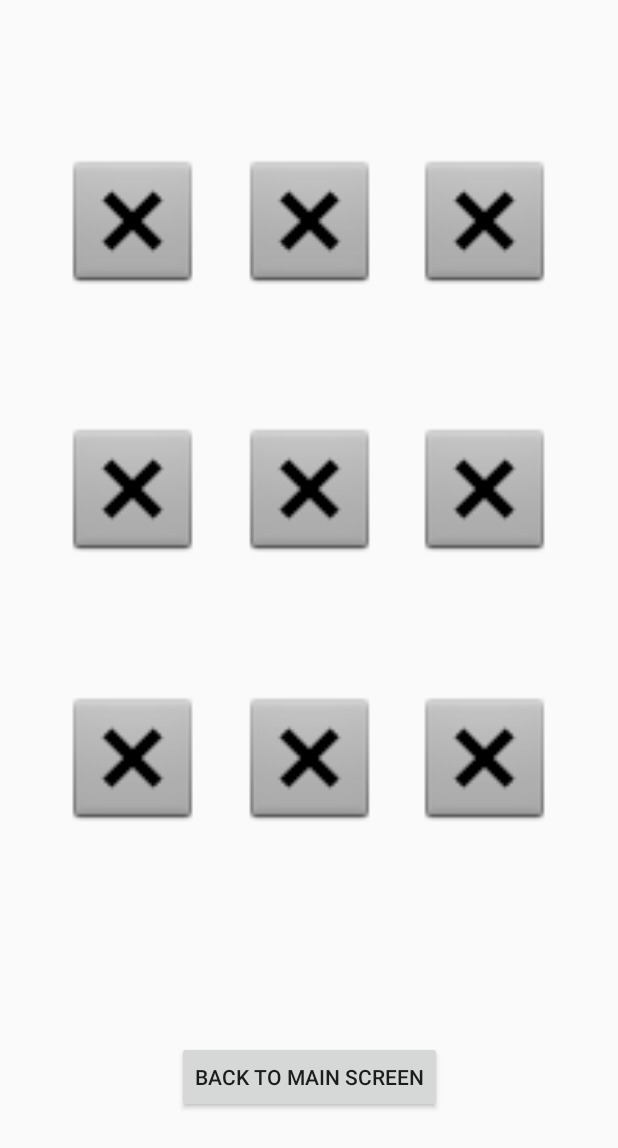
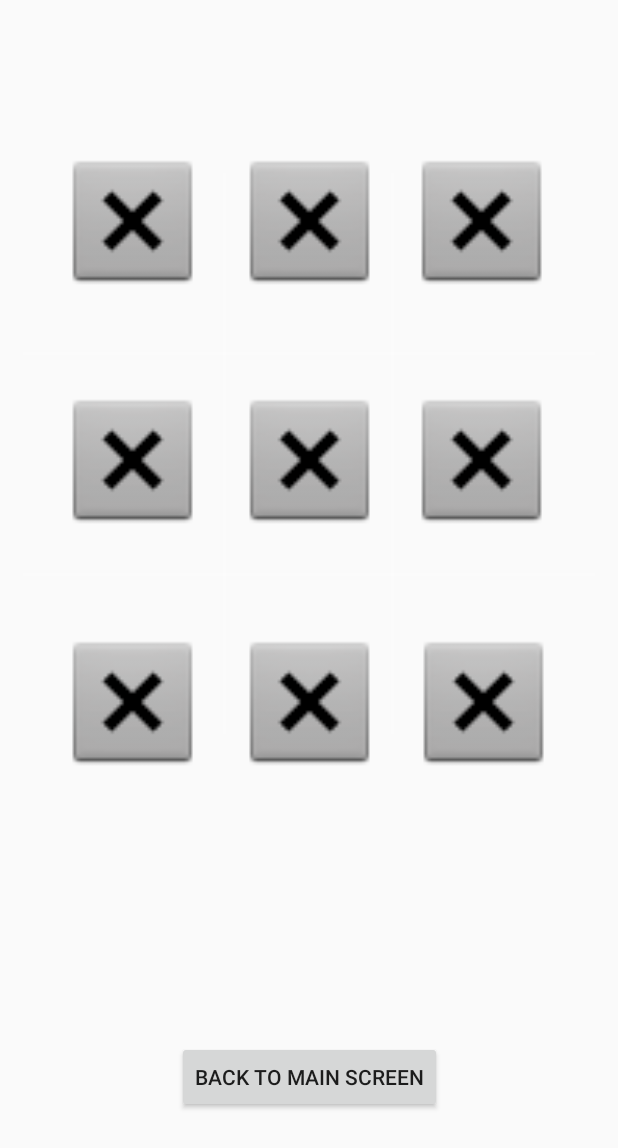
Before and after one commit to ExceptionTeam17/TicTacToe, an Android app: the fragment Fragment_Gameplay placed in its activity, on a phone screen of 412 x 824 dp. Shown: the top 1148 px of the screen. Run offline under Robolectric (Android 15) with nearby library versions, the phone set to English and light mode, and no system bars.

Commit message:
board borders

```diff
--- a/TicTacToe/app/src/main/res/layout/fragment_gameplay.xml
+++ b/TicTacToe/app/src/main/res/layout/fragment_gameplay.xml
@@ -5,70 +5,6 @@
     xmlns:tools="http://schemas.android.com/tools"
     android:layout_width="match_parent"
     android:layout_height="match_parent">
-
-
-    <ImageView
-        android:id="@+id/single_box9"
-        android:layout_width="106dp"
-        android:layout_height="100dp"
-        android:layout_marginBottom="8dp"
-        android:layout_marginEnd="8dp"
-        android:layout_marginStart="8dp"
-        android:layout_marginTop="8dp"
-        app:layout_constraintBottom_toBottomOf="parent"
-        app:layout_constraintEnd_toEndOf="parent"
-        app:layout_constraintHorizontal_bias="0.904"
-        app:layout_constraintStart_toStartOf="parent"
-        app:layout_constraintTop_toTopOf="parent"
-        app:layout_constraintVertical_bias="0.632"
-        app:srcCompat="@android:drawable/btn_dialog" />
-
-    <ImageView
-        android:id="@+id/single_box7"
-        android:layout_width="106dp"
-        android:layout_height="100dp"
-        android:layout_marginBottom="8dp"
-        android:layout_marginEnd="8dp"
-        android:layout_marginStart="8dp"
-        android:layout_marginTop="8dp"
-        app:layout_constraintBottom_toBottomOf="parent"
-        app:layout_constraintEnd_toEndOf="parent"
-        app:layout_constraintHorizontal_bias="0.095"
-        app:layout_constraintStart_toStartOf="parent"
-        app:layout_constraintTop_toTopOf="parent"
-        app:layout_constraintVertical_bias="0.632"
-        app:srcCompat="@android:drawable/btn_dialog" />
-
-    <ImageView
-        android:id="@+id/single_box8"
-        android:layout_width="106dp"
-        android:layout_height="100dp"
-        android:layout_marginBottom="8dp"
-        android:layout_marginEnd="8dp"
-        android:layout_marginStart="8dp"
-        android:layout_marginTop="8dp"
-        app:layout_constraintBottom_toBottomOf="parent"
-        app:layout_constraintEnd_toEndOf="parent"
-        app:layout_constraintStart_toStartOf="parent"
-        app:layout_constraintTop_toTopOf="parent"
-        app:layout_constraintVertical_bias="0.632"
-        app:srcCompat="@android:drawable/btn_dialog" />
-
-    <ImageView
-        android:id="@+id/single_box4"
-        android:layout_width="106dp"
-        android:layout_height="100dp"
-        android:layout_marginBottom="8dp"
-        android:layout_marginEnd="8dp"
-        android:layout_marginStart="8dp"
-        android:layout_marginTop="8dp"
-        app:layout_constraintBottom_toBottomOf="parent"
-        app:layout_constraintEnd_toEndOf="parent"
-        app:layout_constraintHorizontal_bias="0.095"
-        app:layout_constraintStart_toStartOf="parent"
-        app:layout_constraintTop_toTopOf="parent"
-        app:layout_constraintVertical_bias="0.379"
-        app:srcCompat="@android:drawable/btn_dialog" />
 
     <ImageView
         android:id="@+id/single_box1"
@@ -103,7 +39,7 @@
         app:srcCompat="@android:drawable/btn_dialog" />
 
     <ImageView
-        android:id="@+id/single_box6"
+        android:id="@+id/single_box3"
         android:layout_width="106dp"
         android:layout_height="100dp"
         android:layout_marginBottom="8dp"
@@ -112,10 +48,39 @@
         android:layout_marginTop="8dp"
         app:layout_constraintBottom_toBottomOf="parent"
         app:layout_constraintEnd_toEndOf="parent"
-        app:layout_constraintHorizontal_bias="0.904"
+        app:layout_constraintHorizontal_bias="0.896"
         app:layout_constraintStart_toStartOf="parent"
         app:layout_constraintTop_toTopOf="parent"
-        app:layout_constraintVertical_bias="0.379"
+        app:layout_constraintVertical_bias="0.126"
+        app:srcCompat="@android:drawable/btn_dialog" />
+
+    <View
+        android:layout_width="match_parent"
+        android:layout_height="2dp"
+        android:layout_marginBottom="8dp"
+        android:layout_marginEnd="15dp"
+        android:layout_marginStart="15dp"
+        android:layout_marginTop="8dp"
+        android:background="#1effffff"
+        app:layout_constraintBottom_toBottomOf="parent"
+        app:layout_constraintEnd_toEndOf="parent"
+        app:layout_constraintTop_toTopOf="parent"
+        app:layout_constraintVertical_bias="0.281" />
+
+    <ImageView
+        android:id="@+id/single_box4"
+        android:layout_width="106dp"
+        android:layout_height="100dp"
+        android:layout_marginBottom="8dp"
+        android:layout_marginEnd="8dp"
+        android:layout_marginStart="8dp"
+        android:layout_marginTop="8dp"
+        app:layout_constraintBottom_toBottomOf="parent"
+        app:layout_constraintEnd_toEndOf="parent"
+        app:layout_constraintHorizontal_bias="0.095"
+        app:layout_constraintStart_toStartOf="parent"
+        app:layout_constraintTop_toTopOf="parent"
+        app:layout_constraintVertical_bias="0.351"
         app:srcCompat="@android:drawable/btn_dialog" />
 
     <ImageView
@@ -130,11 +95,11 @@
         app:layout_constraintEnd_toEndOf="parent"
         app:layout_constraintStart_toStartOf="parent"
         app:layout_constraintTop_toTopOf="parent"
-        app:layout_constraintVertical_bias="0.379"
+        app:layout_constraintVertical_bias="0.351"
         app:srcCompat="@android:drawable/btn_dialog" />
 
     <ImageView
-        android:id="@+id/single_box3"
+        android:id="@+id/single_box6"
         android:layout_width="106dp"
         android:layout_height="100dp"
         android:layout_marginBottom="8dp"
@@ -143,10 +108,100 @@
         android:layout_marginTop="8dp"
         app:layout_constraintBottom_toBottomOf="parent"
         app:layout_constraintEnd_toEndOf="parent"
-        app:layout_constraintHorizontal_bias="0.904"
+        app:layout_constraintHorizontal_bias="0.896"
         app:layout_constraintStart_toStartOf="parent"
         app:layout_constraintTop_toTopOf="parent"
-        app:layout_constraintVertical_bias="0.126"
+        app:layout_constraintVertical_bias="0.351"
+        app:srcCompat="@android:drawable/btn_dialog" />
+
+    <View
+        android:layout_width="match_parent"
+        android:layout_height="2dp"
+        android:layout_marginBottom="8dp"
+        android:layout_marginEnd="15dp"
+        android:layout_marginStart="15dp"
+        android:layout_marginTop="8dp"
+        android:background="#1effffff"
+        app:layout_constraintBottom_toBottomOf="parent"
+        app:layout_constraintEnd_toEndOf="parent"
+        app:layout_constraintHorizontal_bias="0.0"
+        app:layout_constraintStart_toStartOf="parent"
+        app:layout_constraintTop_toTopOf="parent"
+        app:layout_constraintVertical_bias="0.464" />
+
+    <View
+        android:layout_width="2dp"
+        android:layout_height="374dp"
+        android:layout_marginBottom="8dp"
+        android:layout_marginEnd="8dp"
+        android:layout_marginStart="8dp"
+        android:layout_marginTop="8dp"
+        android:background="#1effffff"
+        app:layout_constraintBottom_toBottomOf="parent"
+        app:layout_constraintEnd_toEndOf="parent"
+        app:layout_constraintHorizontal_bias="0.357"
+        app:layout_constraintStart_toStartOf="parent"
+        app:layout_constraintTop_toTopOf="parent"
+        app:layout_constraintVertical_bias="0.247" />
+
+    <View
+        android:layout_width="2dp"
+        android:layout_height="374dp"
+        android:layout_marginBottom="8dp"
+        android:layout_marginEnd="8dp"
+        android:layout_marginStart="8dp"
+        android:layout_marginTop="8dp"
+        android:background="#1effffff"
+        app:layout_constraintBottom_toBottomOf="parent"
+        app:layout_constraintEnd_toEndOf="parent"
+        app:layout_constraintHorizontal_bias="0.642"
+        app:layout_constraintStart_toStartOf="parent"
+        app:layout_constraintTop_toTopOf="parent"
+        app:layout_constraintVertical_bias="0.247" />
+
+    <ImageView
+        android:id="@+id/single_box7"
+        android:layout_width="106dp"
+        android:layout_height="100dp"
+        android:layout_marginBottom="8dp"
+        android:layout_marginEnd="8dp"
+        android:layout_marginStart="8dp"
+        android:layout_marginTop="8dp"
+        app:layout_constraintBottom_toBottomOf="parent"
+        app:layout_constraintEnd_toEndOf="parent"
+        app:layout_constraintHorizontal_bias="0.095"
+        app:layout_constraintStart_toStartOf="parent"
+        app:layout_constraintTop_toTopOf="parent"
+        app:layout_constraintVertical_bias="0.579"
+        app:srcCompat="@android:drawable/btn_dialog" />
+
+    <ImageView
+        android:id="@+id/single_box8"
+        android:layout_width="106dp"
+        android:layout_height="100dp"
+        android:layout_marginBottom="8dp"
+        android:layout_marginEnd="8dp"
+        android:layout_marginStart="8dp"
+        android:layout_marginTop="8dp"
+        app:layout_constraintBottom_toBottomOf="parent"
+        app:layout_constraintEnd_toEndOf="parent"
+        app:layout_constraintStart_toStartOf="parent"
+        app:layout_constraintTop_toTopOf="parent"
+        app:layout_constraintVertical_bias="0.579"
+        app:srcCompat="@android:drawable/btn_dialog" />
+
+    <ImageView
+        android:id="@+id/single_box9"
+        android:layout_width="106dp"
+        android:layout_height="100dp"
+        android:layout_marginBottom="8dp"
+        android:layout_marginTop="8dp"
+        app:layout_constraintBottom_toBottomOf="parent"
+        app:layout_constraintEnd_toEndOf="parent"
+        app:layout_constraintHorizontal_bias="0.881"
+        app:layout_constraintStart_toStartOf="parent"
+        app:layout_constraintTop_toTopOf="parent"
+        app:layout_constraintVertical_bias="0.579"
         app:srcCompat="@android:drawable/btn_dialog" />
 
     <Button
```
